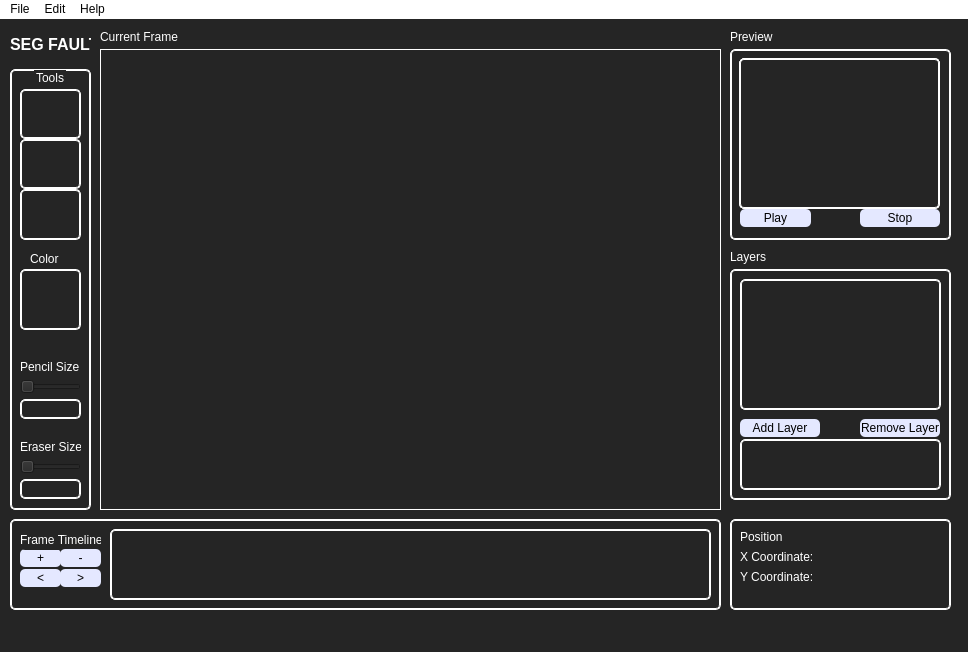
First picture: the form in PixelEditor/mainwindow.ui, repository ParkerMiddleton/Sprite-Animator, before the edit.
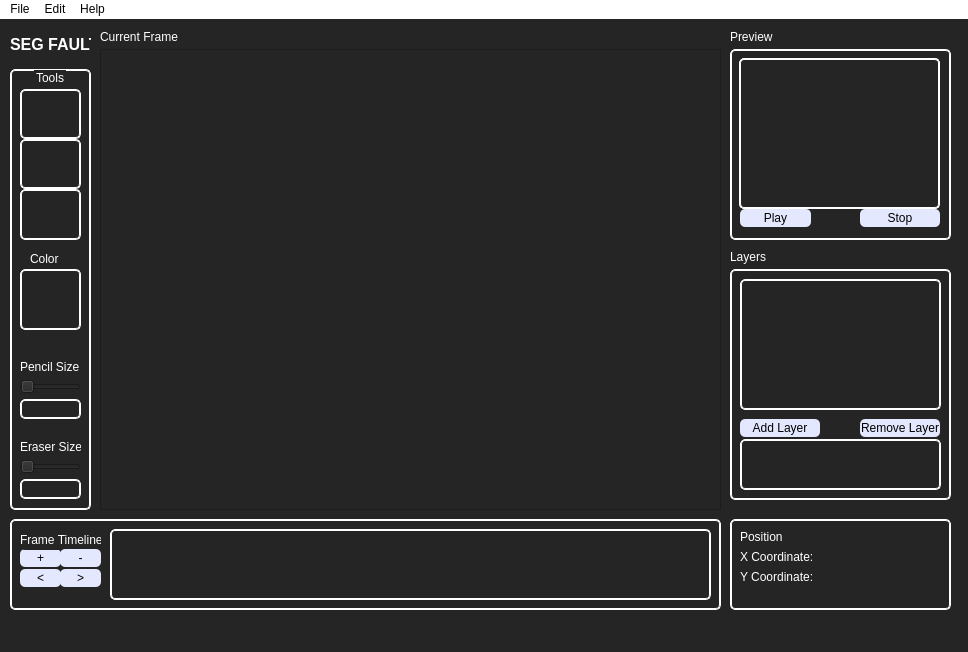
Second picture: the form after the edit. Icons and pictures are not drawn. Custom widgets are drawn as their Qt base class.

Commit message: [branch-from-JSON] Remade drawing canvas. Separated model from view using signal-slot connections. Implemented pan and zoom. FrameWindow is now Viewport. FileSystem was removed. Added EditorModel class.

Patch:
```diff
--- a/PixelEditor/mainwindow.ui
+++ b/PixelEditor/mainwindow.ui
@@ -32,56 +32,7 @@
       <enum>QLayout::SetNoConstraint</enum>
      </property>
      <item row="0" column="0">
-      <widget class="QFrame" name="editWindowFrame">
-       <property name="sizePolicy">
-        <sizepolicy hsizetype="Ignored" vsizetype="Ignored">
-         <horstretch>0</horstretch>
-         <verstretch>0</verstretch>
-        </sizepolicy>
-       </property>
-       <property name="autoFillBackground">
-        <bool>false</bool>
-       </property>
-       <property name="styleSheet">
-        <string notr="true"> border-radius: 0px;
-    border: 1px ridge #fff; 
-  background-image: url(':/Images/transparent.png')</string>
-       </property>
-       <property name="frameShape">
-        <enum>QFrame::Box</enum>
-       </property>
-       <property name="frameShadow">
-        <enum>QFrame::Plain</enum>
-       </property>
-       <property name="lineWidth">
-        <number>11</number>
-       </property>
-       <property name="midLineWidth">
-        <number>0</number>
-       </property>
-       <widget class="FrameWindow" name="canvas">
-        <property name="geometry">
-         <rect>
-          <x>0</x>
-          <y>0</y>
-          <width>621</width>
-          <height>461</height>
-         </rect>
-        </property>
-        <property name="sizePolicy">
-         <sizepolicy hsizetype="Expanding" vsizetype="Expanding">
-          <horstretch>0</horstretch>
-          <verstretch>0</verstretch>
-         </sizepolicy>
-        </property>
-        <property name="cursor">
-         <cursorShape>ArrowCursor</cursorShape>
-        </property>
-        <property name="text">
-         <string/>
-        </property>
-       </widget>
-      </widget>
+      <widget class="Viewport" name="viewport"/>
      </item>
     </layout>
    </widget>
@@ -813,16 +764,16 @@
   </action>
  </widget>
  <customwidgets>
-  <customwidget>
-   <class>FrameWindow</class>
-   <extends>QLabel</extends>
-   <header location="global">framewindow.h</header>
-  </customwidget>
   <customwidget>
    <class>PreviewWindow</class>
    <extends>QLabel</extends>
    <header location="global">previewwindow.h</header>
   </customwidget>
+  <customwidget>
+   <class>Viewport</class>
+   <extends>QGraphicsView</extends>
+   <header location="global">viewport.h</header>
+  </customwidget>
  </customwidgets>
  <resources/>
  <connections/>
```
Left out of the diff: 6 changed lines with no effect on the pictures. The commit also changes 19 other files.
